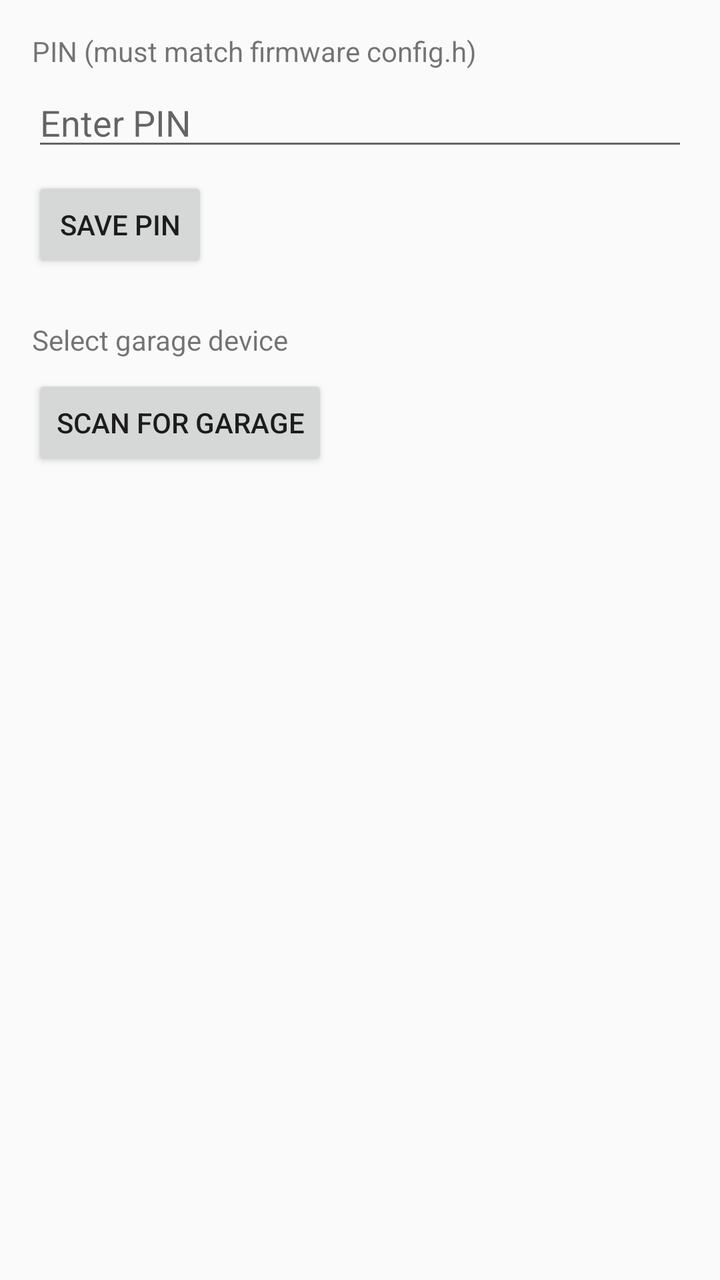
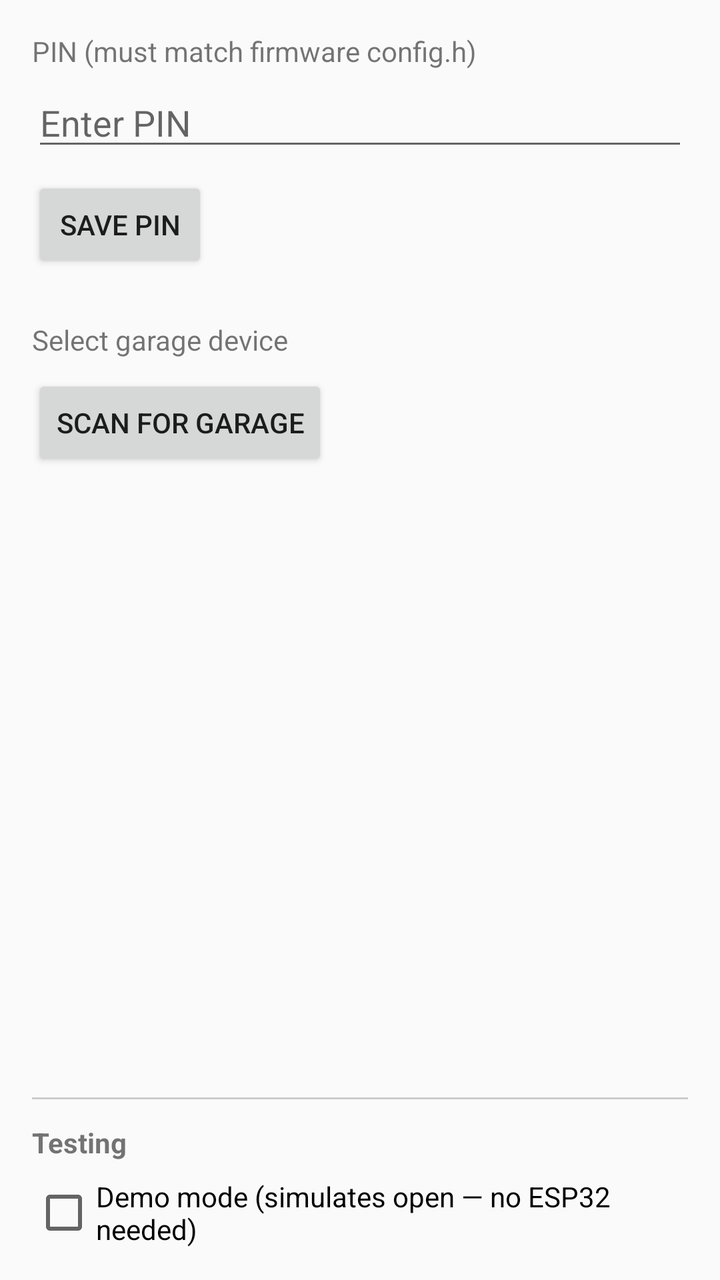

Before-and-after screenshots of an Android layout around one commit, followed by the original layout XML and the change that was made.
<!-- AndroidManifest.xml: application theme Theme.AppCompat.Light.NoActionBar -->
<!-- res/layout/activity_settings.xml -->
<?xml version="1.0" encoding="utf-8"?>
<LinearLayout xmlns:android="http://schemas.android.com/apk/res/android"
    android:layout_width="match_parent"
    android:layout_height="match_parent"
    android:orientation="vertical"
    android:padding="16dp">

    <TextView
        android:layout_width="wrap_content"
        android:layout_height="wrap_content"
        android:text="PIN (must match firmware config.h)"
        android:layout_marginBottom="4dp" />

    <EditText
        android:id="@+id/et_pin"
        android:layout_width="match_parent"
        android:layout_height="wrap_content"
        android:hint="Enter PIN"
        android:inputType="textPassword"
        android:layout_marginBottom="8dp" />

    <Button
        android:id="@+id/btn_save_pin"
        android:layout_width="wrap_content"
        android:layout_height="wrap_content"
        android:text="Save PIN"
        android:layout_marginBottom="24dp" />

    <TextView
        android:layout_width="wrap_content"
        android:layout_height="wrap_content"
        android:text="Select garage device"
        android:layout_marginBottom="8dp" />

    <Button
        android:id="@+id/btn_scan"
        android:layout_width="wrap_content"
        android:layout_height="wrap_content"
        android:text="Scan for Garage"
        android:layout_marginBottom="8dp" />

    <ProgressBar
        android:id="@+id/progress_scan"
        android:layout_width="wrap_content"
        android:layout_height="wrap_content"
        android:visibility="gone"
        android:layout_marginBottom="8dp" />

    <ListView
        android:id="@+id/lv_devices"
        android:layout_width="match_parent"
        android:layout_height="0dp"
        android:layout_weight="1" />

</LinearLayout>
<!-- resources referenced by this layout -->
<resources>

</resources>

<!-- the commit's change to res/layout/activity_settings.xml (unified diff, before → after) -->
@@ -52,4 +52,24 @@
         android:layout_height="0dp"
         android:layout_weight="1" />
 
+    <View
+        android:layout_width="match_parent"
+        android:layout_height="1dp"
+        android:background="#CCCCCC"
+        android:layout_marginTop="16dp"
+        android:layout_marginBottom="12dp" />
+
+    <TextView
+        android:layout_width="wrap_content"
+        android:layout_height="wrap_content"
+        android:text="Testing"
+        android:textStyle="bold"
+        android:layout_marginBottom="8dp" />
+
+    <CheckBox
+        android:id="@+id/cb_demo_mode"
+        android:layout_width="wrap_content"
+        android:layout_height="wrap_content"
+        android:text="Demo mode (simulates open — no ESP32 needed)" />
+
 </LinearLayout>
